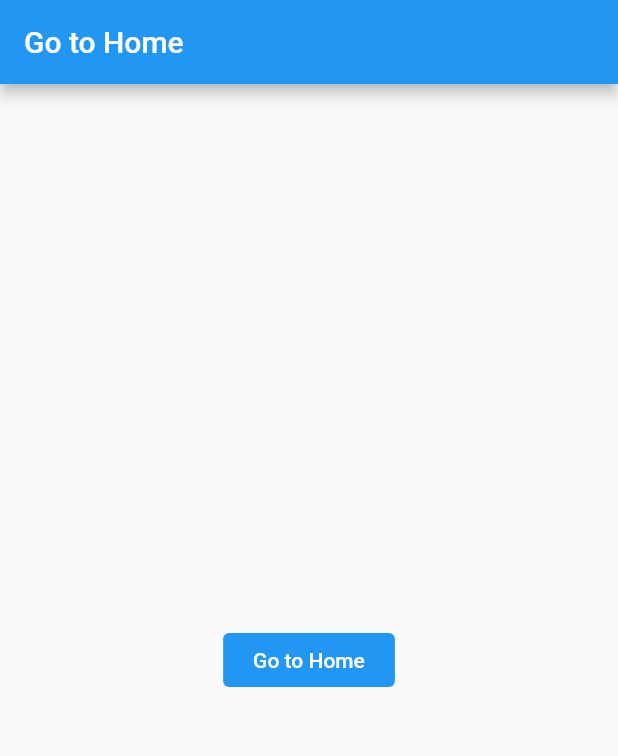
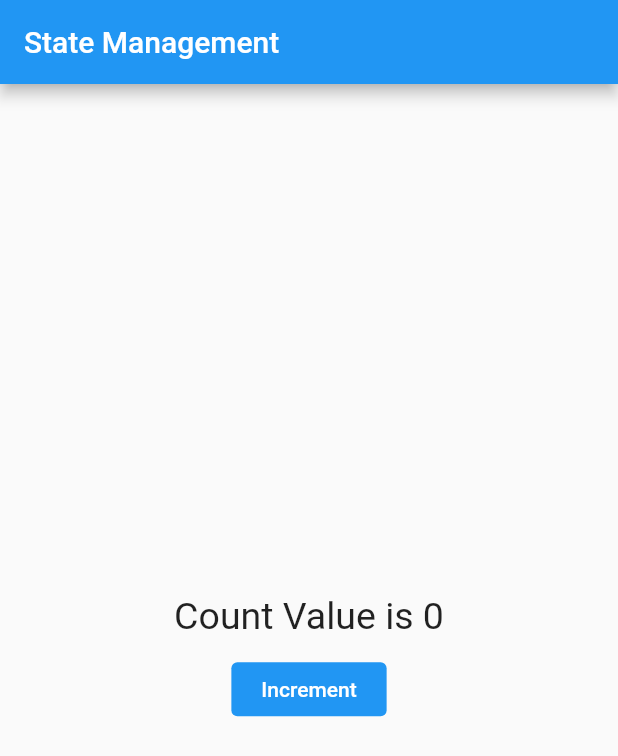
Before and after one commit to shubham3135/FlutterStateManagementGetX, a Flutter app: the screen it shows after launch, on a phone screen of 412 x 824 dp. Shown: the top 756 px of the screen. Run offline on Flutter 3.47's test engine with Material 2 defaults, Android fonts, the phone set to English and light mode, and no system bars; our stand-ins replace get.

Commit message:
Simple reactive state management using obx

```diff
--- a/lib/main.dart
+++ b/lib/main.dart
@@ -1,59 +1,43 @@
 import 'package:flutter/material.dart';
 import 'package:get/get.dart';
-import 'package:get_x/home.dart';
-import 'package:get_x/next_screen.dart';
-import 'package:get_x/unknown_route.dart';
 
 void main() {
   runApp(MyApp());
 }
 
 class MyApp extends StatelessWidget {
-  // This widget is the root of your application.
+  var count = 0.obs;
+  void increment() {
+    count++;
+  }
+
   @override
   Widget build(BuildContext context) {
     return GetMaterialApp(
-      title: 'Go to Home',
-      initialRoute: '/',
-      defaultTransition: Transition.zoom,
-      getPages: [
-        GetPage(name: '/', page: () => MyApp()),
-        GetPage(name: '/home', page: () => Home()),
-        // GetPage(
-        //     name: '/nextScreen',
-        //     page: () => NextScreen(),
-        //     transition: Transition.leftToRight),
-        GetPage(
-            name: '/nextScreen/:someValue',
-            page: () => NextScreen(),
-            transition: Transition.leftToRight),
-      ],
-      unknownRoute: GetPage(name: '/notfound', page: () => UnknownRoute()),
+      title: 'State Management',
       theme: ThemeData(
         primarySwatch: Colors.blue,
       ),
       home: Scaffold(
         appBar: AppBar(
-          title: Text('Go to Home'),
+          title: Text('State Management'),
         ),
         body: Center(
           child: Column(
             mainAxisAlignment: MainAxisAlignment.center,
             crossAxisAlignment: CrossAxisAlignment.center,
-            children: <Widget>[
+            children: [
+              /**
+               * Using Obx for state management
+               */
+              Obx(() => Text(
+                    'Count Value is $count',
+                    style: TextStyle(fontSize: 25),
+                  )),
+              SizedBox(height: 10),
               TextButton(
-                onPressed: () {
-                  Get.toNamed('/home');
-
-                  //if name is not found unknown route is opened
-                  // Get.toNamed('/x');
-
-                  // Get.offNamed('/home');
-                  // Get.offAllNamed('/home');
-                  // Get.toNamed(
-                  //     '/home?channel=Ripples Code&content=Flutter GetX');
-                },
-                child: Text('Go to Home'),
+                onPressed: increment,
+                child: Text('Increment'),
                 style: TextButton.styleFrom(
                   primary: Colors.white,
                   backgroundColor: Colors.blue,
```
